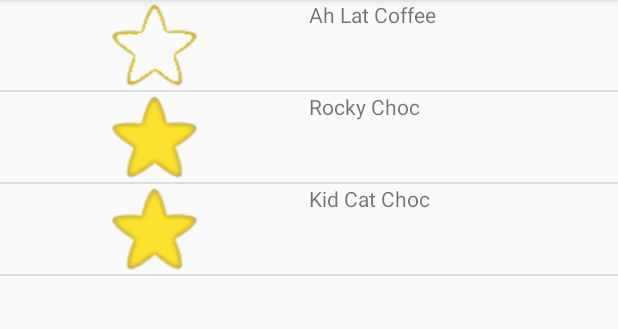
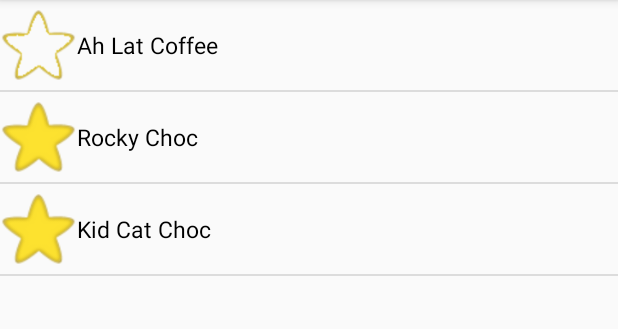
Before and after one commit to xHiroto/DemoListView, an Android app: the screen it shows after launch (MainActivity), on a phone screen of 412 x 824 dp, the part 84-413 px from its top. Run offline under Robolectric (Android 15) with nearby library versions, the phone set to English and light mode, and no system bars.

Commit message:
added additional requirements

```diff
--- a/app/src/main/res/layout/row.xml
+++ b/app/src/main/res/layout/row.xml
@@ -14,6 +14,9 @@
         android:id="@+id/tvFoodName"
         android:layout_width="0dp"
         android:layout_height="wrap_content"
-        android:layout_weight="1"
+        android:layout_gravity="center_vertical"
+        android:layout_weight="7"
+        android:textColor="#000"
+        android:textSize="15dp"
         android:text="TextView" />
 </LinearLayout>
```
Also changed, not shown: app/src/main/java/sg/edu/rp/c346/id19045784/demolistview/MainActivity.java (+13 -0 lines).
